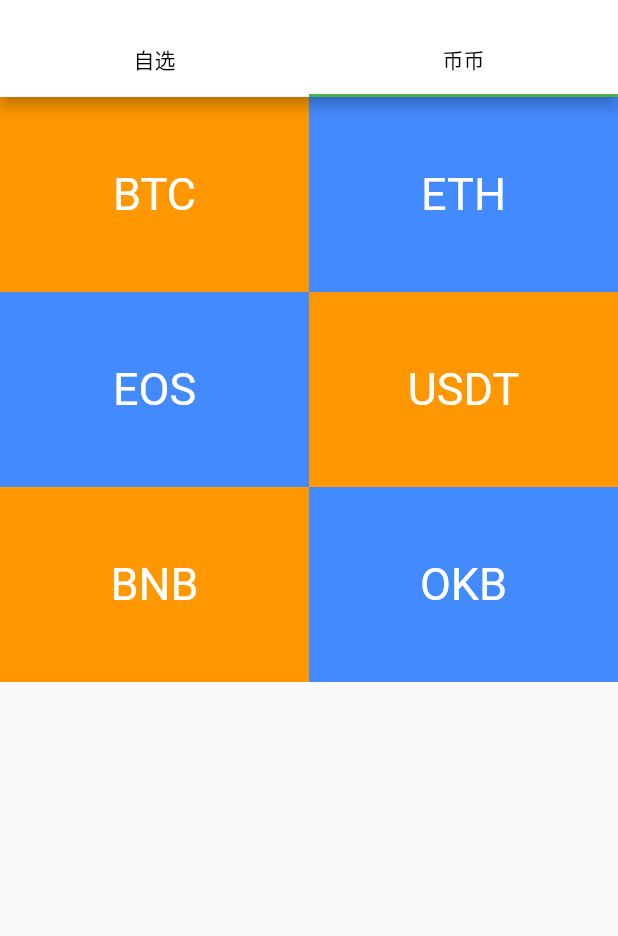
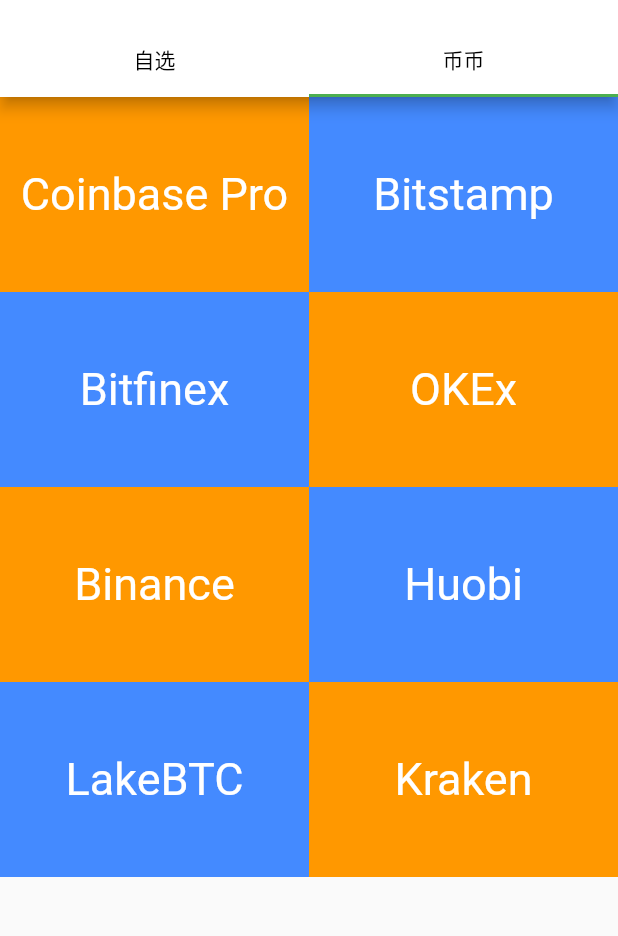
Before and after one commit to 156980441/flutter_demo, a Flutter app: the screen it shows after launch, tab 2 chosen, on a phone screen of 412 x 824 dp, the part 59-995 px from its top. Run offline on Flutter 3.47's test engine with Material 2 defaults, Android fonts, the phone set to English and light mode, and no system bars; our stand-ins replace flutter_swiper; generated files the repository leaves out were written again; network calls fail.

Commit message:
【提交类型】new 【修改内容】提交文件，增加了币币分类页面 【影响范围】bb 【风险评估】low

```diff
--- a/flutter_news/lib/base/base.dart
+++ b/flutter_news/lib/base/base.dart
@@ -1,7 +1,10 @@
 // https://blog.csdn.net/huxinrun/article/details/84788763
 // https://api.apiopen.top/api.html#4c502eec73ce429fb1c4a7f519360d24
 
-// https://github.com/public-apis/public-apis
-const String URL_KEY = "aaa";
 const String URL_DOMAIN = "api.apiopen.top";
 const String URL_PATH = "/getWangYiNews/";
+
+// https://api.pro.coinbase.com
+const String URL_DOMAIN_COINBASE = "api.pro.coinbase.com";
+const String URL_PATH_PRODUCTS_COINBASE = "/products";
+const String URL_PATH_CURRENCIES_COINBASE = "/currencies";
--- a/flutter_news/lib/category/category_view.dart
+++ b/flutter_news/lib/category/category_view.dart
@@ -1,4 +1,5 @@
 import 'package:flutter/material.dart';
+import 'package:flutternews/category/category_list_view.dart';
 
 class CategoryView extends StatefulWidget {
   @override
@@ -9,13 +10,14 @@ class CategoryView extends StatefulWidget {
 
 class _CategoryViewState extends State<CategoryView> {
   List<String> _categorys = [
-    "BTC",
-    "ETH",
-    "EOS",
-    "USDT",
-    "BNB",
-    "OKB",
-    "HT",
+    "Coinbase Pro",
+    "Bitstamp",
+    "Bitfinex",
+    "OKEx",
+    "Binance",
+    "Huobi",
+    "LakeBTC",
+    "Kraken"
   ];
 
   @override
@@ -39,7 +41,8 @@ class _CategoryViewState extends State<CategoryView> {
     return Container(
       child: Row(
         children: <Widget>[
-          Container(
+          GestureDetector(
+            child: Container(
               child: Center(
                 child: Text(
                   _categorys[index * 2],
@@ -51,7 +54,16 @@ class _CategoryViewState extends State<CategoryView> {
               color: index % 2 == 0 ? Colors.orange : Colors.blueAccent,
               height: 130,
             ),
-          Container(
+            onTap: () {
+              Navigator.push(context, new MaterialPageRoute(builder: (BuildContext context) {
+                return CategoryListView("", "");
+              }
+              ),
+              );
+            },
+          ),
+          GestureDetector(
+            child: Container(
               child: Center(
                 child: Text(
                   _categorys[index * 2 + 1],
@@ -63,6 +75,7 @@ class _CategoryViewState extends State<CategoryView> {
               color: index % 2 != 0 ? Colors.orange : Colors.blueAccent,
               height: 130,
             ),
+          ),
         ],
       ),
       width: MediaQuery.of(context).size.width / 2,
--- a/flutter_news/lib/home/home_view.dart
+++ b/flutter_news/lib/home/home_view.dart
@@ -1,4 +1,3 @@
-
 import 'package:flutter/material.dart';
 import 'package:flutter_swiper/flutter_swiper.dart';
 import 'package:flutternews/model/home_model.dart';
```
Also changed, not shown: flutter_news/lib/category/category_list_view.dart (added, +111 -0 lines), flutter_news/lib/model/currency.dart (added, +20 -0 lines), flutter_news/lib/model/currency_pairs.dart (added, +22 -0 lines), flutter_news/lib/tool/net_manager.dart (+21 -1 lines). Lines whose indentation alone changed are shown as unchanged.
